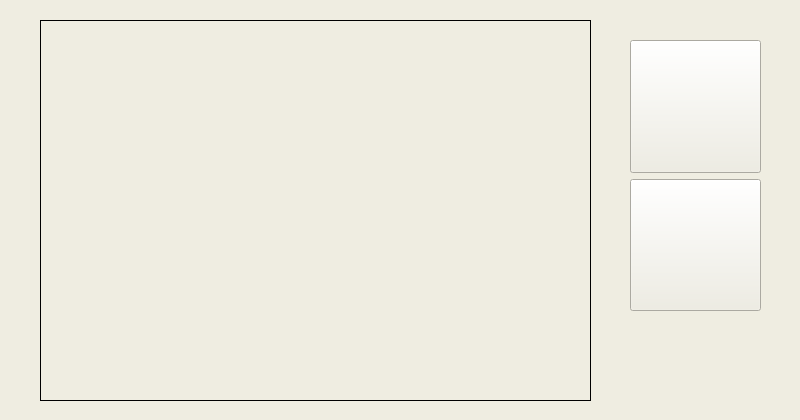
The window that Jb.ui (AlgoChad/Shit) describes before a commit, drawn with Qt 5.
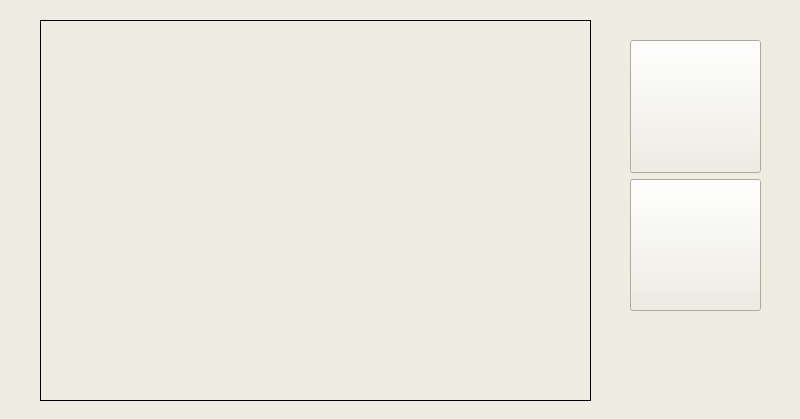
The same window after the commit. Icons and pictures are not drawn.

```diff
--- a/Jb.ui
+++ b/Jb.ui
@@ -10,7 +10,7 @@
     <x>0</x>
     <y>0</y>
     <width>800</width>
-    <height>420</height>
+    <height>419</height>
    </rect>
   </property>
   <property name="sizePolicy">
```
